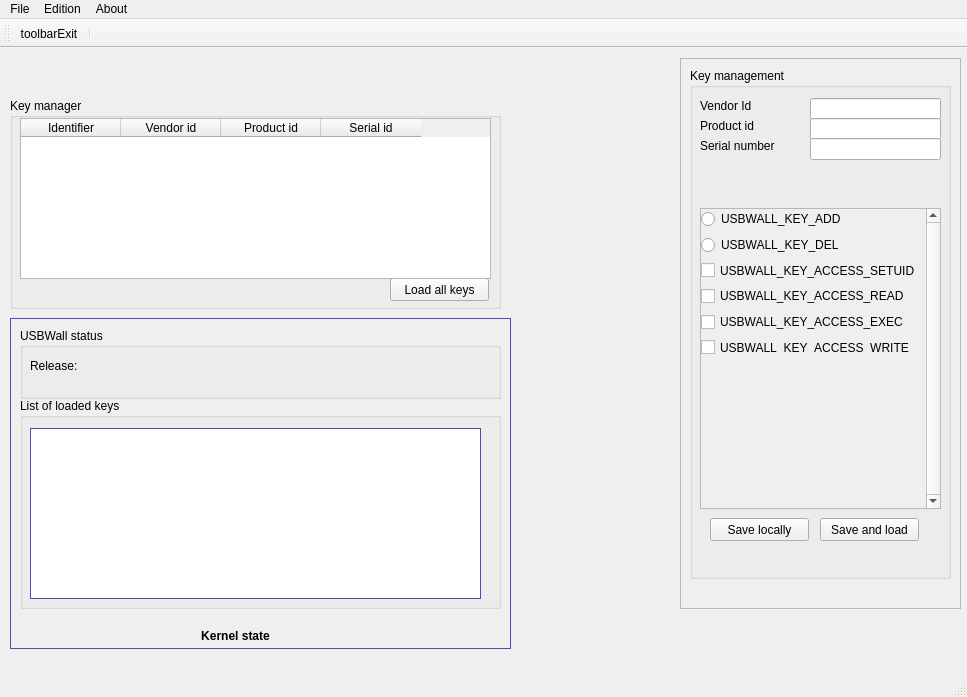
Above: src/qusbwall.ui from LACSC/QUsbwall before the change. Below: the same form after it.
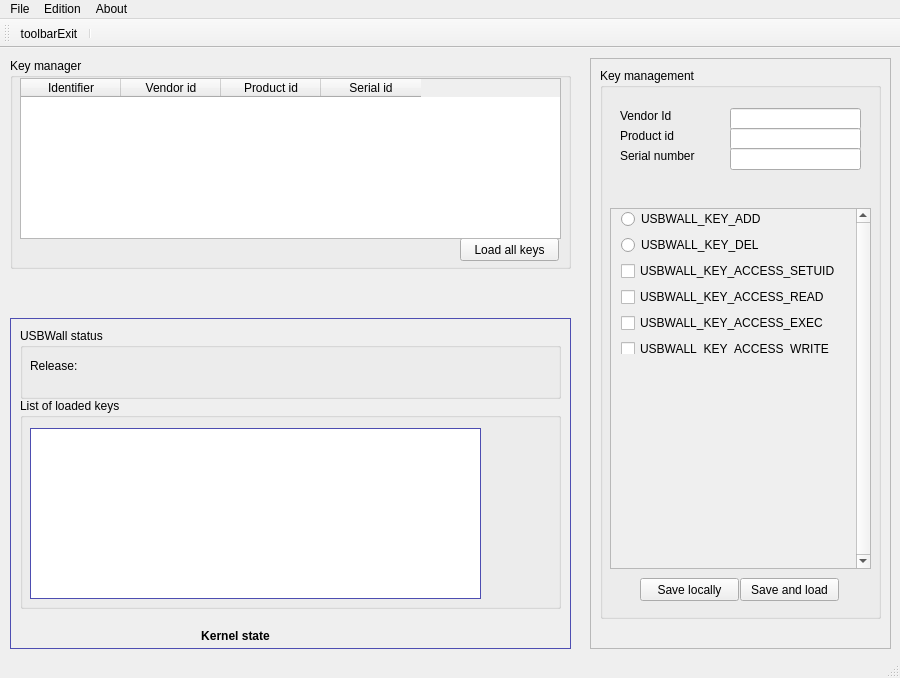
That is the form after the change. Icons and pictures are not drawn.

What changed in the file:
```diff
--- a/src/qusbwall.ui
+++ b/src/qusbwall.ui
@@ -6,8 +6,8 @@
    <rect>
     <x>0</x>
     <y>0</y>
-    <width>967</width>
-    <height>697</height>
+    <width>900</width>
+    <height>678</height>
    </rect>
   </property>
   <property name="sizePolicy">
@@ -23,10 +23,10 @@
    <widget class="QFrame" name="frame">
     <property name="geometry">
      <rect>
-      <x>680</x>
+      <x>590</x>
       <y>10</y>
-      <width>281</width>
-      <height>551</height>
+      <width>301</width>
+      <height>591</height>
      </rect>
     </property>
     <property name="frameShape">
@@ -40,8 +40,8 @@
       <rect>
        <x>10</x>
        <y>10</y>
-       <width>261</width>
-       <height>511</height>
+       <width>281</width>
+       <height>551</height>
       </rect>
      </property>
      <property name="title">
@@ -50,8 +50,8 @@
      <widget class="QLineEdit" name="line_vendorid">
       <property name="geometry">
        <rect>
-        <x>120</x>
-        <y>30</y>
+        <x>130</x>
+        <y>40</y>
         <width>131</width>
         <height>22</height>
        </rect>
@@ -60,8 +60,8 @@
      <widget class="QLineEdit" name="line_productid">
       <property name="geometry">
        <rect>
-        <x>120</x>
-        <y>50</y>
+        <x>130</x>
+        <y>60</y>
         <width>131</width>
         <height>22</height>
        </rect>
@@ -70,8 +70,8 @@
      <widget class="QLineEdit" name="line_serial">
       <property name="geometry">
        <rect>
-        <x>120</x>
-        <y>70</y>
+        <x>130</x>
+        <y>80</y>
         <width>131</width>
         <height>22</height>
        </rect>
@@ -80,8 +80,8 @@
      <widget class="QLabel" name="label_vendorid">
       <property name="geometry">
        <rect>
-        <x>10</x>
-        <y>30</y>
+        <x>20</x>
+        <y>40</y>
         <width>81</width>
         <height>16</height>
        </rect>
@@ -93,8 +93,8 @@
      <widget class="QLabel" name="label_productid">
       <property name="geometry">
        <rect>
-        <x>10</x>
-        <y>50</y>
+        <x>20</x>
+        <y>60</y>
         <width>81</width>
         <height>16</height>
        </rect>
@@ -106,8 +106,8 @@
      <widget class="QLabel" name="label_serial">
       <property name="geometry">
        <rect>
-        <x>10</x>
-        <y>70</y>
+        <x>20</x>
+        <y>80</y>
         <width>101</width>
         <height>16</height>
        </rect>
@@ -121,8 +121,8 @@
        <rect>
         <x>10</x>
         <y>140</y>
-        <width>241</width>
-        <height>301</height>
+        <width>261</width>
+        <height>361</height>
        </rect>
       </property>
       <property name="verticalScrollBarPolicy">
@@ -136,7 +136,7 @@
         <rect>
          <x>0</x>
          <y>0</y>
-         <width>220</width>
+         <width>240</width>
          <height>145</height>
         </rect>
        </property>
@@ -155,10 +155,10 @@
        <widget class="QWidget" name="verticalLayoutWidget">
         <property name="geometry">
          <rect>
-          <x>0</x>
+          <x>10</x>
           <y>0</y>
-          <width>214</width>
-          <height>148</height>
+          <width>221</width>
+          <height>151</height>
          </rect>
         </property>
         <layout class="QVBoxLayout" name="verticalLayout">
@@ -211,8 +211,8 @@
      <widget class="QPushButton" name="button_savekey_local">
       <property name="geometry">
        <rect>
-        <x>20</x>
-        <y>450</y>
+        <x>40</x>
+        <y>510</y>
         <width>99</width>
         <height>23</height>
        </rect>
@@ -224,8 +224,8 @@
      <widget class="QPushButton" name="button_savekey_flash">
       <property name="geometry">
        <rect>
-        <x>130</x>
-        <y>450</y>
+        <x>140</x>
+        <y>510</y>
         <width>99</width>
         <height>23</height>
        </rect>
@@ -240,8 +240,8 @@
     <property name="geometry">
      <rect>
       <x>10</x>
-      <y>50</y>
-      <width>491</width>
+      <y>10</y>
+      <width>561</width>
       <height>211</height>
      </rect>
     </property>
@@ -251,7 +251,7 @@
     <widget class="QPushButton" name="button_loadkeyfile">
      <property name="geometry">
       <rect>
-       <x>380</x>
+       <x>450</x>
        <y>180</y>
        <width>99</width>
        <height>23</height>
@@ -266,7 +266,7 @@
       <rect>
        <x>10</x>
        <y>20</y>
-       <width>471</width>
+       <width>541</width>
        <height>161</height>
       </rect>
      </property>
@@ -306,7 +306,7 @@
      <rect>
       <x>10</x>
       <y>270</y>
-      <width>501</width>
+      <width>561</width>
       <height>331</height>
      </rect>
     </property>
@@ -385,7 +385,7 @@
       <rect>
        <x>10</x>
        <y>10</y>
-       <width>481</width>
+       <width>541</width>
        <height>71</height>
       </rect>
      </property>
@@ -424,7 +424,7 @@
       <rect>
        <x>10</x>
        <y>80</y>
-       <width>481</width>
+       <width>541</width>
        <height>211</height>
       </rect>
      </property>
@@ -471,7 +471,7 @@
     <rect>
      <x>0</x>
      <y>0</y>
-     <width>967</width>
+     <width>900</width>
      <height>20</height>
     </rect>
    </property>
```
